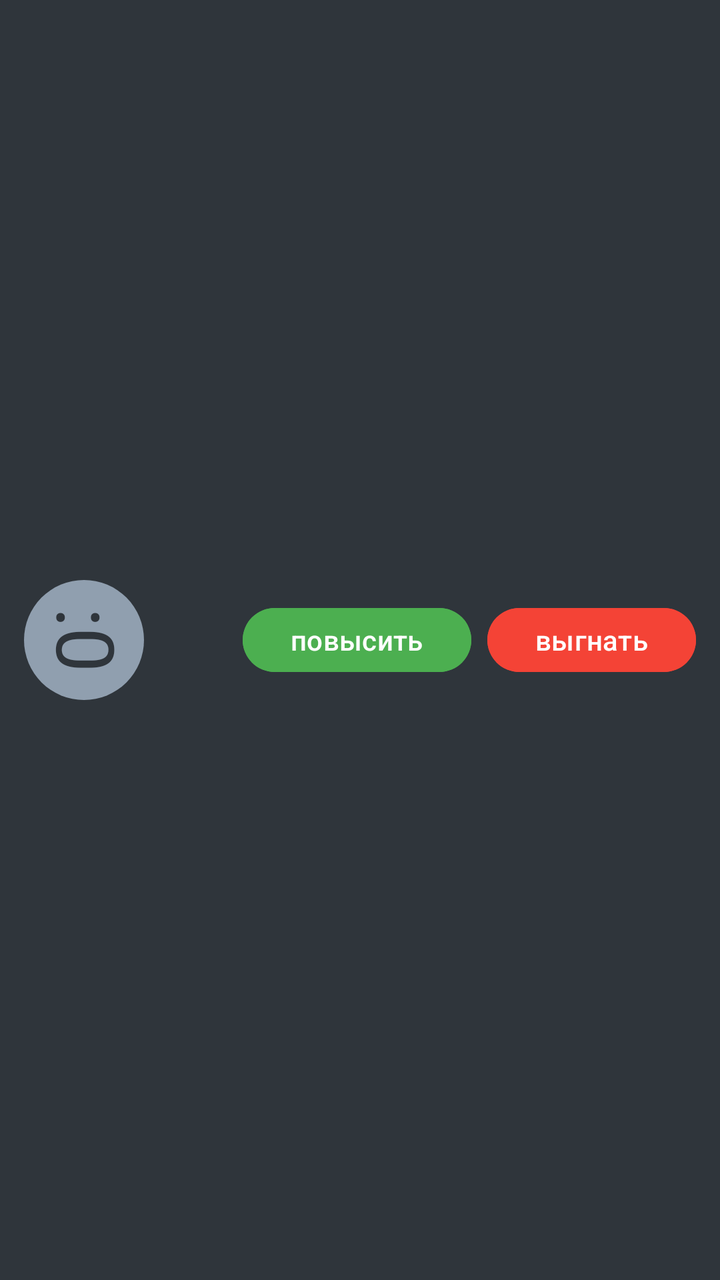
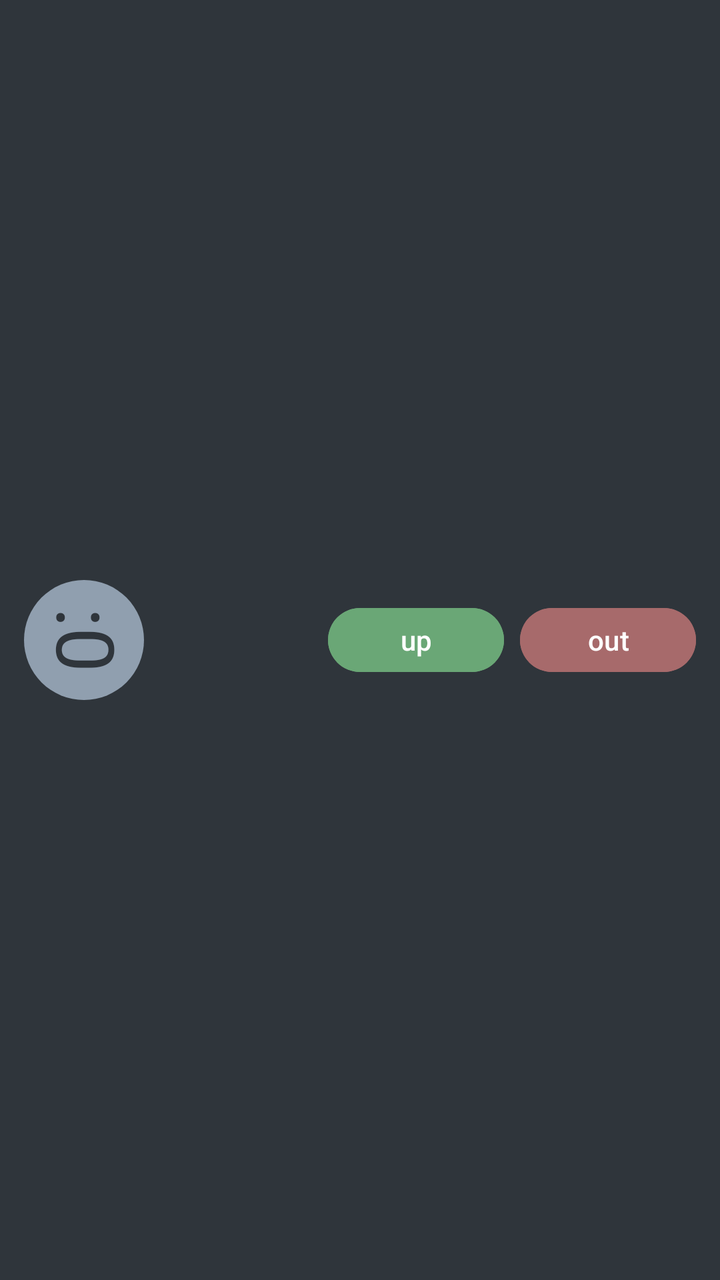

Screens rendered from an Android XML layout before and after an edit, with the pre-edit source and the edit as a unified diff.
<!-- AndroidManifest.xml: application theme Theme.FreETi -->
<!-- res/layout/item_member.xml -->
<?xml version="1.0" encoding="utf-8"?>
<LinearLayout xmlns:android="http://schemas.android.com/apk/res/android"
    android:layout_width="match_parent"
    android:layout_height="wrap_content"
    android:orientation="horizontal"
    android:padding="12dp"
    android:gravity="center_vertical"
    android:background="@color/bg">

    
    <FrameLayout
        android:layout_width="60dp"
        android:layout_height="60dp">

        
        <TextView
            android:id="@+id/member_faceText"
            android:layout_width="match_parent"
            android:layout_height="match_parent"
            android:gravity="center"
            android:background="@drawable/circle_background"
            android:text="" />

        
        <TextView
            android:id="@+id/member_faceInput"
            android:layout_width="match_parent"
            android:layout_height="match_parent"
            android:background="@null"
            android:gravity="center"
            android:includeFontPadding="false"
            android:maxLength="4"
            android:rotation="90"
            android:text=":0"
            android:textColor="@color/bg"
            android:textSize="40sp" />
    </FrameLayout>

    <LinearLayout
        android:layout_width="0dp"
        android:layout_height="wrap_content"
        android:layout_weight="1"
        android:layout_marginStart="12dp"
        android:orientation="vertical">

        <TextView
            android:id="@+id/textUserName"
            android:layout_width="match_parent"
            android:layout_height="wrap_content"
            android:textColor="#333333"
            android:textSize="16sp"
            android:textStyle="bold" />

        <TextView
            android:id="@+id/textUserRole"
            android:layout_width="match_parent"
            android:layout_height="wrap_content"
            android:textSize="12sp"
            android:textColor="#666666" />

    </LinearLayout>
    <Button
        android:id="@+id/buttonPromote"
        android:layout_width="wrap_content"
        android:layout_height="40dp"
        android:text="повысить"
        android:textSize="14sp"
        android:backgroundTint="#4CAF50"
        android:textColor="@android:color/white"
        android:layout_marginEnd="8dp" />


    <Button
        android:id="@+id/buttonKick"
        android:layout_width="wrap_content"
        android:layout_height="40dp"
        android:text="выгнать"
        android:textSize="14sp"
        android:backgroundTint="#F44336"
        android:textColor="@android:color/white" />

</LinearLayout>
<!-- resources referenced by this layout -->
<resources>
  <color name="bg">#FF2f353b</color>
  <!-- drawable circle_background (drawable) -->
  <?xml version="1.0" encoding="utf-8"?>
  <shape xmlns:android="http://schemas.android.com/apk/res/android"
      android:shape="oval">
      <solid android:color="@color/for_text"/>
      <size android:width="56dp" android:height="56dp" />
  </shape>
  <style name="Theme.FreETi" parent="Base.Theme.FreETi" />
  <color name="for_text">#FF909faf</color>
  <style name="Base.Theme.FreETi" parent="Theme.Material3.DayNight.NoActionBar">
          
          
      </style>
</resources>

<!-- the commit's change to res/layout/item_member.xml (unified diff, before → after) -->
@@ -47,25 +47,26 @@
             android:id="@+id/textUserName"
             android:layout_width="match_parent"
             android:layout_height="wrap_content"
-            android:textColor="#333333"
+            android:textColor="@color/for_text"
             android:textSize="16sp"
-            android:textStyle="bold" />
+            android:textStyle="bold"/>
 
         <TextView
             android:id="@+id/textUserRole"
             android:layout_width="match_parent"
             android:layout_height="wrap_content"
             android:textSize="12sp"
-            android:textColor="#666666" />
+            android:textColor="@color/for_text"
+            android:maxLines="1"/>
 
     </LinearLayout>
     <Button
         android:id="@+id/buttonPromote"
         android:layout_width="wrap_content"
         android:layout_height="40dp"
-        android:text="повысить"
+        android:text="up"
         android:textSize="14sp"
-        android:backgroundTint="#4CAF50"
+        android:backgroundTint="@color/for_privacy_private"
         android:textColor="@android:color/white"
         android:layout_marginEnd="8dp" />
 
@@ -74,9 +75,9 @@
         android:id="@+id/buttonKick"
         android:layout_width="wrap_content"
         android:layout_height="40dp"
-        android:text="выгнать"
+        android:text="out"
         android:textSize="14sp"
-        android:backgroundTint="#F44336"
+        android:backgroundTint="@color/for_privacy_public"
         android:textColor="@android:color/white" />
 
 </LinearLayout>
<!-- resource entries referenced after the edit -->
@@ -1,6 +1,8 @@
 <!-- resources referenced by this layout -->
 <resources>
   <color name="bg">#FF2f353b</color>
+  <color name="for_privacy_private">#FF6aa776</color>
+  <color name="for_privacy_public">#FFa76a6b</color>
   <!-- drawable circle_background (drawable) -->
   <?xml version="1.0" encoding="utf-8"?>
   <shape xmlns:android="http://schemas.android.com/apk/res/android"
